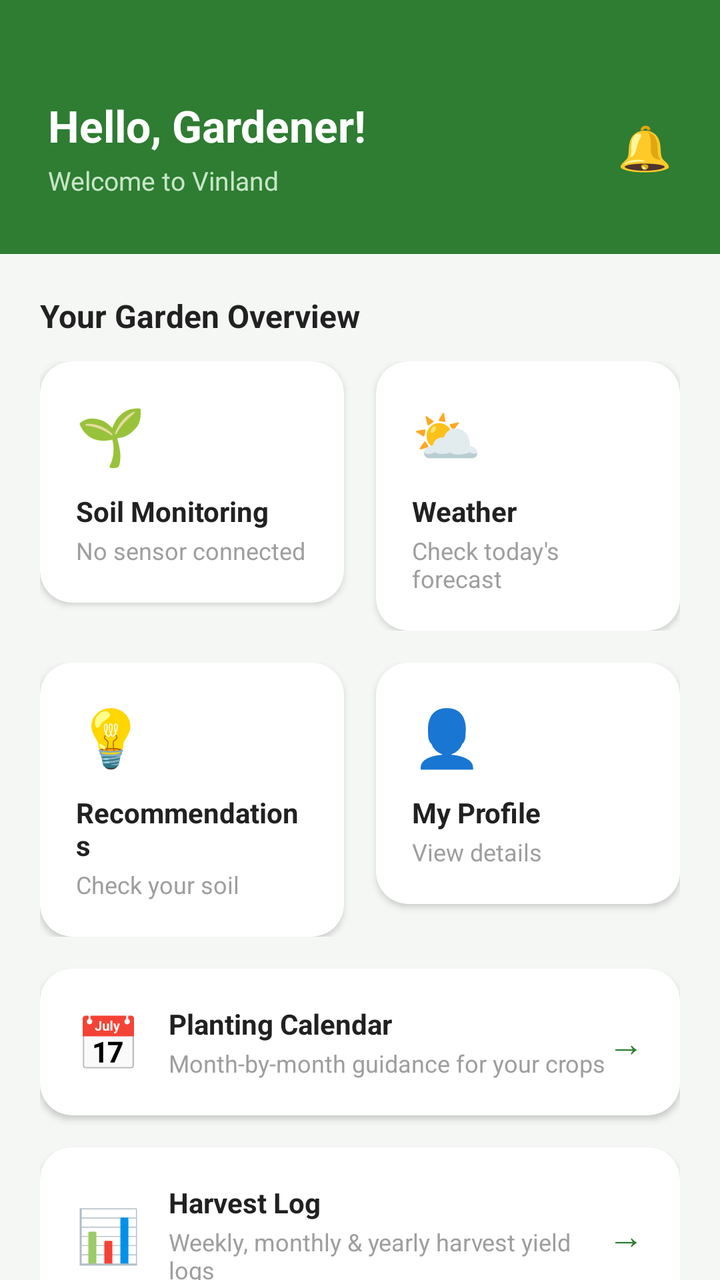
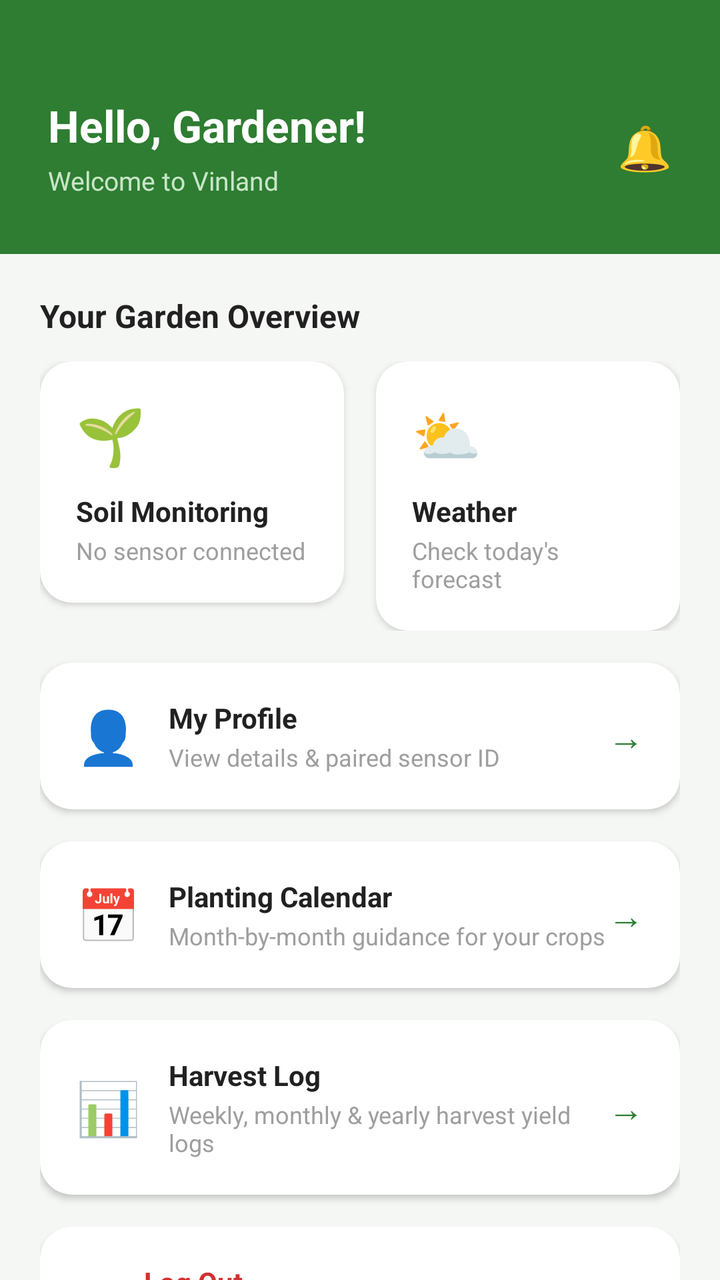

Before-and-after screenshots of an Android layout around one commit, followed by the original layout XML and the change that was made.
<!-- AndroidManifest.xml: application theme Theme.Vinland -->
<!-- res/layout/activity_dashboard.xml -->
<?xml version="1.0" encoding="utf-8"?>
<androidx.core.widget.NestedScrollView xmlns:android="http://schemas.android.com/apk/res/android"
    xmlns:app="http://schemas.android.com/apk/res-auto"
    android:layout_width="match_parent"
    android:layout_height="match_parent"
    android:background="#F5F7F5"
    android:clipToPadding="false"
    android:fillViewport="true">

    <LinearLayout
        android:layout_width="match_parent"
        android:layout_height="wrap_content"
        android:orientation="vertical">

        
        <LinearLayout
            android:layout_width="match_parent"
            android:layout_height="wrap_content"
            android:orientation="horizontal"
            android:gravity="center_vertical"
            android:background="#2E7D32"
            android:paddingStart="24dp"
            android:paddingEnd="16dp"
            android:paddingTop="48dp"
            android:paddingBottom="28dp">

            <LinearLayout
                android:layout_width="0dp"
                android:layout_height="wrap_content"
                android:layout_weight="1"
                android:orientation="vertical">

                <TextView
                    android:id="@+id/tvWelcome"
                    android:layout_width="wrap_content"
                    android:layout_height="wrap_content"
                    android:text="Hello, Gardener!"
                    android:textSize="22sp"
                    android:textStyle="bold"
                    android:textColor="#FFFFFF" />

                <TextView
                    android:id="@+id/tvSubtitle"
                    android:layout_width="wrap_content"
                    android:layout_height="wrap_content"
                    android:layout_marginTop="4dp"
                    android:text="Welcome to Vinland"
                    android:textSize="13sp"
                    android:textColor="#C8E6C9" />
            </LinearLayout>

            <TextView
                android:id="@+id/tvHeaderNotification"
                android:layout_width="wrap_content"
                android:layout_height="wrap_content"
                android:padding="8dp"
                android:text="🔔"
                android:textColor="#FFFFFF"
                android:textSize="22sp" />
        </LinearLayout>

        
        <LinearLayout
            android:layout_width="match_parent"
            android:layout_height="wrap_content"
            android:orientation="vertical"
            android:paddingHorizontal="20dp"
            android:paddingTop="20dp"
            android:paddingBottom="40dp">

            <TextView
                android:layout_width="wrap_content"
                android:layout_height="wrap_content"
                android:text="Your Garden Overview"
                android:textSize="16sp"
                android:textStyle="bold"
                android:textColor="#212121"
                android:layout_marginBottom="12dp" />

            
            <LinearLayout
                android:layout_width="match_parent"
                android:layout_height="wrap_content"
                android:orientation="horizontal">

                <com.google.android.material.card.MaterialCardView
                    android:id="@+id/navSoil"
                    android:layout_width="0dp"
                    android:layout_height="wrap_content"
                    android:layout_weight="1"
                    android:layout_marginEnd="8dp"
                    app:cardCornerRadius="16dp"
                    app:cardElevation="2dp"
                    app:strokeWidth="0dp"
                    app:cardBackgroundColor="#FFFFFF">

                    <LinearLayout
                        android:layout_width="match_parent"
                        android:layout_height="wrap_content"
                        android:orientation="vertical"
                        android:padding="18dp">

                        <TextView
                            android:layout_width="wrap_content"
                            android:layout_height="wrap_content"
                            android:text="🌱"
                            android:textSize="28sp" />

                        <TextView
                            android:layout_width="wrap_content"
                            android:layout_height="wrap_content"
                            android:layout_marginTop="10dp"
                            android:text="Soil Monitoring"
                            android:textStyle="bold"
                            android:textColor="#212121"
                            android:textSize="14sp" />

                        <TextView
                            android:layout_width="wrap_content"
                            android:layout_height="wrap_content"
                            android:layout_marginTop="2dp"
                            android:text="No sensor connected"
                            android:textColor="#9E9E9E"
                            android:textSize="12sp" />
                    </LinearLayout>
                </com.google.android.material.card.MaterialCardView>

                <com.google.android.material.card.MaterialCardView
                    android:id="@+id/navWeather"
                    android:layout_width="0dp"
                    android:layout_height="wrap_content"
                    android:layout_weight="1"
                    android:layout_marginStart="8dp"
                    app:cardCornerRadius="16dp"
                    app:cardElevation="2dp"
                    app:strokeWidth="0dp"
                    app:cardBackgroundColor="#FFFFFF">

                    <LinearLayout
                        android:layout_width="match_parent"
                        android:layout_height="wrap_content"
                        android:orientation="vertical"
                        android:padding="18dp">

                        <TextView
                            android:layout_width="wrap_content"
                            android:layout_height="wrap_content"
                            android:text="⛅"
                            android:textSize="28sp" />

                        <TextView
                            android:layout_width="wrap_content"
                            android:layout_height="wrap_content"
                            android:layout_marginTop="10dp"
                            android:text="Weather"
                            android:textStyle="bold"
                            android:textColor="#212121"
                            android:textSize="14sp" />

                        <TextView
                            android:layout_width="wrap_content"
                            android:layout_height="wrap_content"
                            android:layout_marginTop="2dp"
                            android:text="Check today's forecast"
                            android:textColor="#9E9E9E"
                            android:textSize="12sp" />
                    </LinearLayout>
                </com.google.android.material.card.MaterialCardView>
            </LinearLayout>

            
            <LinearLayout
                android:layout_width="match_parent"
                android:layout_height="wrap_content"
                android:orientation="horizontal"
                android:layout_marginTop="16dp">

                <com.google.android.material.card.MaterialCardView
                    android:id="@+id/navRecommend"
                    android:layout_width="0dp"
                    android:layout_height="wrap_content"
                    android:layout_weight="1"
                    android:layout_marginEnd="8dp"
                    app:cardCornerRadius="16dp"
                    app:cardElevation="2dp"
                    app:strokeWidth="0dp"
                    app:cardBackgroundColor="#FFFFFF">

                    <LinearLayout
                        android:layout_width="match_parent"
                        android:layout_height="wrap_content"
                        android:orientation="vertical"
                        android:padding="18dp">

                        <TextView
                            android:layout_width="wrap_content"
                            android:layout_height="wrap_content"
                            android:text="💡"
                            android:textSize="28sp" />

                        <TextView
                            android:layout_width="wrap_content"
                            android:layout_height="wrap_content"
                            android:layout_marginTop="10dp"
                            android:text="Recommendations"
                            android:textStyle="bold"
                            android:textColor="#212121"
                            android:textSize="14sp" />

                        <TextView
                            android:layout_width="wrap_content"
                            android:layout_height="wrap_content"
                            android:layout_marginTop="2dp"
                            android:text="Check your soil"
                            android:textColor="#9E9E9E"
                            android:textSize="12sp" />
                    </LinearLayout>
                </com.google.android.material.card.MaterialCardView>

                <com.google.android.material.card.MaterialCardView
                    android:id="@+id/navProfile"
                    android:layout_width="0dp"
                    android:layout_height="wrap_content"
                    android:layout_weight="1"
                    android:layout_marginStart="8dp"
                    app:cardCornerRadius="16dp"
                    app:cardElevation="2dp"
                    app:strokeWidth="0dp"
                    app:cardBackgroundColor="#FFFFFF">

                    <LinearLayout
                        android:layout_width="match_parent"
                        android:layout_height="wrap_content"
                        android:orientation="vertical"
                        android:padding="18dp">

                        <TextView
                            android:layout_width="wrap_content"
                            android:layout_height="wrap_content"
                            android:text="👤"
                            android:textSize="28sp" />

                        <TextView
                            android:layout_width="wrap_content"
                            android:layout_height="wrap_content"
                            android:layout_marginTop="10dp"
                            android:text="My Profile"
                            android:textStyle="bold"
                            android:textColor="#212121"
                            android:textSize="14sp" />

                        <TextView
                            android:layout_width="wrap_content"
                            android:layout_height="wrap_content"
                            android:layout_marginTop="2dp"
                            android:text="View details"
                            android:textColor="#9E9E9E"
                            android:textSize="12sp" />
                    </LinearLayout>
                </com.google.android.material.card.MaterialCardView>
            </LinearLayout>

            
            <com.google.android.material.card.MaterialCardView
                android:id="@+id/navCalendar"
                android:layout_width="match_parent"
                android:layout_height="wrap_content"
                android:layout_marginTop="16dp"
                app:cardCornerRadius="16dp"
                app:cardElevation="2dp"
                app:strokeWidth="0dp"
                app:cardBackgroundColor="#FFFFFF">

                <LinearLayout
                    android:layout_width="match_parent"
                    android:layout_height="wrap_content"
                    android:orientation="horizontal"
                    android:gravity="center_vertical"
                    android:padding="18dp">

                    <TextView
                        android:layout_width="wrap_content"
                        android:layout_height="wrap_content"
                        android:text="📅"
                        android:textSize="26sp"
                        android:layout_marginEnd="14dp" />

                    <LinearLayout
                        android:layout_width="0dp"
                        android:layout_height="wrap_content"
                        android:layout_weight="1"
                        android:orientation="vertical">

                        <TextView
                            android:layout_width="wrap_content"
                            android:layout_height="wrap_content"
                            android:text="Planting Calendar"
                            android:textStyle="bold"
                            android:textColor="#212121"
                            android:textSize="14sp" />

                        <TextView
                            android:layout_width="wrap_content"
                            android:layout_height="wrap_content"
                            android:layout_marginTop="2dp"
                            android:text="Month-by-month guidance for your crops"
                            android:textColor="#9E9E9E"
                            android:textSize="12sp" />
                    </LinearLayout>

                    <TextView
                        android:layout_width="wrap_content"
                        android:layout_height="wrap_content"
                        android:text="→"
                        android:textSize="18sp"
                        android:textColor="#2E7D32" />
                </LinearLayout>
            </com.google.android.material.card.MaterialCardView>

            
            <com.google.android.material.card.MaterialCardView
                android:id="@+id/navReports"
                android:layout_width="match_parent"
                android:layout_height="wrap_content"
                android:layout_marginTop="16dp"
                app:cardCornerRadius="16dp"
                app:cardElevation="2dp"
                app:strokeWidth="0dp"
                app:cardBackgroundColor="#FFFFFF">

                <LinearLayout
                    android:layout_width="match_parent"
                    android:layout_height="wrap_content"
                    android:orientation="horizontal"
                    android:gravity="center_vertical"
                    android:padding="18dp">

                    <TextView
                        android:layout_width="wrap_content"
                        android:layout_height="wrap_content"
                        android:text="📊"
                        android:textSize="26sp"
                        android:layout_marginEnd="14dp" />

                    <LinearLayout
                        android:layout_width="0dp"
                        android:layout_height="wrap_content"
                        android:layout_weight="1"
                        android:orientation="vertical">

                        <TextView
                            android:layout_width="wrap_content"
                            android:layout_height="wrap_content"
                            android:text="Harvest Log"
                            android:textStyle="bold"
                            android:textColor="#212121"
                            android:textSize="14sp" />

                        <TextView
                            android:layout_width="wrap_content"
                            android:layout_height="wrap_content"
                            android:layout_marginTop="2dp"
                            android:text="Weekly, monthly &amp; yearly harvest yield logs"
                            android:textColor="#9E9E9E"
                            android:textSize="12sp" />
                    </LinearLayout>

                    <TextView
                        android:layout_width="wrap_content"
                        android:layout_height="wrap_content"
                        android:text="→"
                        android:textSize="18sp"
                        android:textColor="#2E7D32" />
                </LinearLayout>
            </com.google.android.material.card.MaterialCardView>

            
            <com.google.android.material.card.MaterialCardView
                android:id="@+id/navLogout"
                android:layout_width="match_parent"
                android:layout_height="wrap_content"
                android:layout_marginTop="16dp"
                app:cardCornerRadius="16dp"
                app:cardElevation="2dp"
                app:strokeWidth="0dp"
                app:cardBackgroundColor="#FFFFFF">

                <LinearLayout
                    android:layout_width="match_parent"
                    android:layout_height="wrap_content"
                    android:orientation="horizontal"
                    android:gravity="center_vertical"
                    android:padding="18dp">

                    <TextView
                        android:layout_width="wrap_content"
                        android:layout_height="wrap_content"
                        android:text="⎋"
                        android:textSize="26sp"
                        android:layout_marginEnd="14dp" />

                    <LinearLayout
                        android:layout_width="0dp"
                        android:layout_height="wrap_content"
                        android:layout_weight="1"
                        android:orientation="vertical">

                        <TextView
                            android:layout_width="wrap_content"
                            android:layout_height="wrap_content"
                            android:text="Log Out"
                            android:textStyle="bold"
                            android:textColor="#D32F2F"
                            android:textSize="14sp" />

                        <TextView
                            android:layout_width="wrap_content"
                            android:layout_height="wrap_content"
                            android:layout_marginTop="2dp"
                            android:text="Sign out of your Vinland account"
                            android:textColor="#9E9E9E"
                            android:textSize="12sp" />
                    </LinearLayout>

                    <TextView
                        android:layout_width="wrap_content"
                        android:layout_height="wrap_content"
                        android:text="→"
                        android:textSize="18sp"
                        android:textColor="#D32F2F" />
                </LinearLayout>
            </com.google.android.material.card.MaterialCardView>

            
            <com.google.android.material.card.MaterialCardView
                android:layout_width="match_parent"
                android:layout_height="wrap_content"
                android:layout_marginTop="16dp"
                app:cardCornerRadius="16dp"
                app:cardElevation="0dp"
                app:strokeWidth="0dp"
                app:cardBackgroundColor="#E8F5E9">

                <LinearLayout
                    android:layout_width="match_parent"
                    android:layout_height="wrap_content"
                    android:orientation="horizontal"
                    android:gravity="center_vertical"
                    android:padding="16dp">

                    <TextView
                        android:layout_width="wrap_content"
                        android:layout_height="wrap_content"
                        android:text="🌿"
                        android:textSize="22sp"
                        android:layout_marginEnd="12dp" />

                    <TextView
                        android:layout_width="0dp"
                        android:layout_height="wrap_content"
                        android:layout_weight="1"
                        android:text="Connect your NPK sensor to start getting real-time soil data and personalized recommendations."
                        android:textColor="#2E7D32"
                        android:textSize="13sp" />
                </LinearLayout>
            </com.google.android.material.card.MaterialCardView>

        </LinearLayout>
    </LinearLayout>
</androidx.core.widget.NestedScrollView>
<!-- resources referenced by this layout -->
<resources>
  <style name="Theme.Vinland" parent="Base.Theme.Vinland" />
  <style name="Base.Theme.Vinland" parent="Theme.Material3.DayNight.NoActionBar">
          
          
      </style>
</resources>

<!-- the commit's change to res/layout/activity_dashboard.xml (unified diff, before → after) -->
@@ -169,40 +169,40 @@
             </LinearLayout>
 
             
-            <LinearLayout
-                android:layout_width="match_parent"
-                android:layout_height="wrap_content"
-                android:orientation="horizontal"
-                android:layout_marginTop="16dp">
-
-                <com.google.android.material.card.MaterialCardView
-                    android:id="@+id/navRecommend"
-                    android:layout_width="0dp"
-                    android:layout_height="wrap_content"
-                    android:layout_weight="1"
-                    android:layout_marginEnd="8dp"
-                    app:cardCornerRadius="16dp"
-                    app:cardElevation="2dp"
-                    app:strokeWidth="0dp"
-                    app:cardBackgroundColor="#FFFFFF">
-
-                    <LinearLayout
-                        android:layout_width="match_parent"
-                        android:layout_height="wrap_content"
-                        android:orientation="vertical"
-                        android:padding="18dp">
-
-                        <TextView
-                            android:layout_width="wrap_content"
-                            android:layout_height="wrap_content"
-                            android:text="💡"
-                            android:textSize="28sp" />
-
-                        <TextView
-                            android:layout_width="wrap_content"
-                            android:layout_height="wrap_content"
-                            android:layout_marginTop="10dp"
-                            android:text="Recommendations"
+            <com.google.android.material.card.MaterialCardView
+                android:id="@+id/navProfile"
+                android:layout_width="match_parent"
+                android:layout_height="wrap_content"
+                android:layout_marginTop="16dp"
+                app:cardCornerRadius="16dp"
+                app:cardElevation="2dp"
+                app:strokeWidth="0dp"
+                app:cardBackgroundColor="#FFFFFF">
+
+                <LinearLayout
+                    android:layout_width="match_parent"
+                    android:layout_height="wrap_content"
+                    android:orientation="horizontal"
+                    android:gravity="center_vertical"
+                    android:padding="18dp">
+
+                    <TextView
+                        android:layout_width="wrap_content"
+                        android:layout_height="wrap_content"
+                        android:text="👤"
+                        android:textSize="26sp"
+                        android:layout_marginEnd="14dp" />
+
+                    <LinearLayout
+                        android:layout_width="0dp"
+                        android:layout_height="wrap_content"
+                        android:layout_weight="1"
+                        android:orientation="vertical">
+
+                        <TextView
+                            android:layout_width="wrap_content"
+                            android:layout_height="wrap_content"
+                            android:text="My Profile"
                             android:textStyle="bold"
                             android:textColor="#212121"
                             android:textSize="14sp" />
@@ -211,54 +211,19 @@
                             android:layout_width="wrap_content"
                             android:layout_height="wrap_content"
                             android:layout_marginTop="2dp"
-                            android:text="Check your soil"
-                            android:textColor="#9E9E9E"
-                            android:textSize="12sp" />
-                    </LinearLayout>
-                </com.google.android.material.card.MaterialCardView>
-
-                <com.google.android.material.card.MaterialCardView
-                    android:id="@+id/navProfile"
-                    android:layout_width="0dp"
-                    android:layout_height="wrap_content"
-                    android:layout_weight="1"
-                    android:layout_marginStart="8dp"
-                    app:cardCornerRadius="16dp"
-                    app:cardElevation="2dp"
-                    app:strokeWidth="0dp"
-                    app:cardBackgroundColor="#FFFFFF">
-
-                    <LinearLayout
-                        android:layout_width="match_parent"
-                        android:layout_height="wrap_content"
-                        android:orientation="vertical"
-                        android:padding="18dp">
-
-                        <TextView
-                            android:layout_width="wrap_content"
-                            android:layout_height="wrap_content"
-                            android:text="👤"
-                            android:textSize="28sp" />
-
-                        <TextView
-                            android:layout_width="wrap_content"
-                            android:layout_height="wrap_content"
-                            android:layout_marginTop="10dp"
-                            android:text="My Profile"
-                            android:textStyle="bold"
-                            android:textColor="#212121"
-                            android:textSize="14sp" />
-
-                        <TextView
-                            android:layout_width="wrap_content"
-                            android:layout_height="wrap_content"
-                            android:layout_marginTop="2dp"
-                            android:text="View details"
-                            android:textColor="#9E9E9E"
-                            android:textSize="12sp" />
-                    </LinearLayout>
-                </com.google.android.material.card.MaterialCardView>
-            </LinearLayout>
+                            android:text="View details &amp; paired sensor ID"
+                            android:textColor="#9E9E9E"
+                            android:textSize="12sp" />
+                    </LinearLayout>
+
+                    <TextView
+                        android:layout_width="wrap_content"
+                        android:layout_height="wrap_content"
+                        android:text="→"
+                        android:textSize="18sp"
+                        android:textColor="#2E7D32" />
+                </LinearLayout>
+            </com.google.android.material.card.MaterialCardView>
 
             
             <com.google.android.material.card.MaterialCardView
